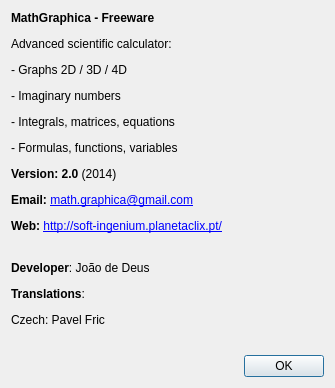
Before: the Qt Designer form gui/about_gui.ui in joaodeus/mathgraphica, drawn with Qt 5.
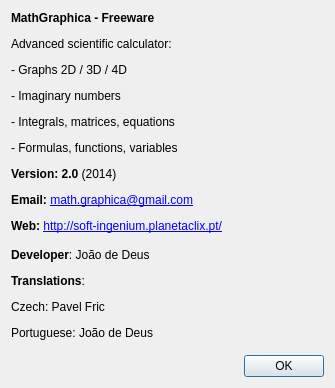
After: the same form once the commit is applied. Icons and pictures are not drawn.

Commit message: Finished the portuguese translation

```diff
--- a/gui/about_gui.ui
+++ b/gui/about_gui.ui
@@ -24,7 +24,7 @@
    <item row="3" column="0">
     <widget class="QLabel" name="label_2">
      <property name="text">
-      <string>&lt;html&gt;&lt;head/&gt;&lt;body&gt;&lt;p&gt;&lt;span style=&quot; font-weight:600;&quot;&gt;Developer&lt;/span&gt;: João de Deus&lt;/p&gt;&lt;p&gt;&lt;span style=&quot; font-weight:600;&quot;&gt;Translations&lt;/span&gt;:&lt;/p&gt;&lt;p&gt;Czech: Pavel Fric&lt;/p&gt;&lt;/body&gt;&lt;/html&gt;</string>
+      <string>&lt;html&gt;&lt;head/&gt;&lt;body&gt;&lt;p&gt;&lt;span style=&quot; font-weight:600;&quot;&gt;Developer&lt;/span&gt;: João de Deus&lt;/p&gt;&lt;p&gt;&lt;span style=&quot; font-weight:600;&quot;&gt;Translations&lt;/span&gt;:&lt;/p&gt;&lt;p&gt;Czech: Pavel Fric&lt;/p&gt;&lt;p&gt;Portuguese: João de Deus&lt;/p&gt;&lt;/body&gt;&lt;/html&gt;</string>
      </property>
     </widget>
    </item>
```
The commit also changes 5 other files.
